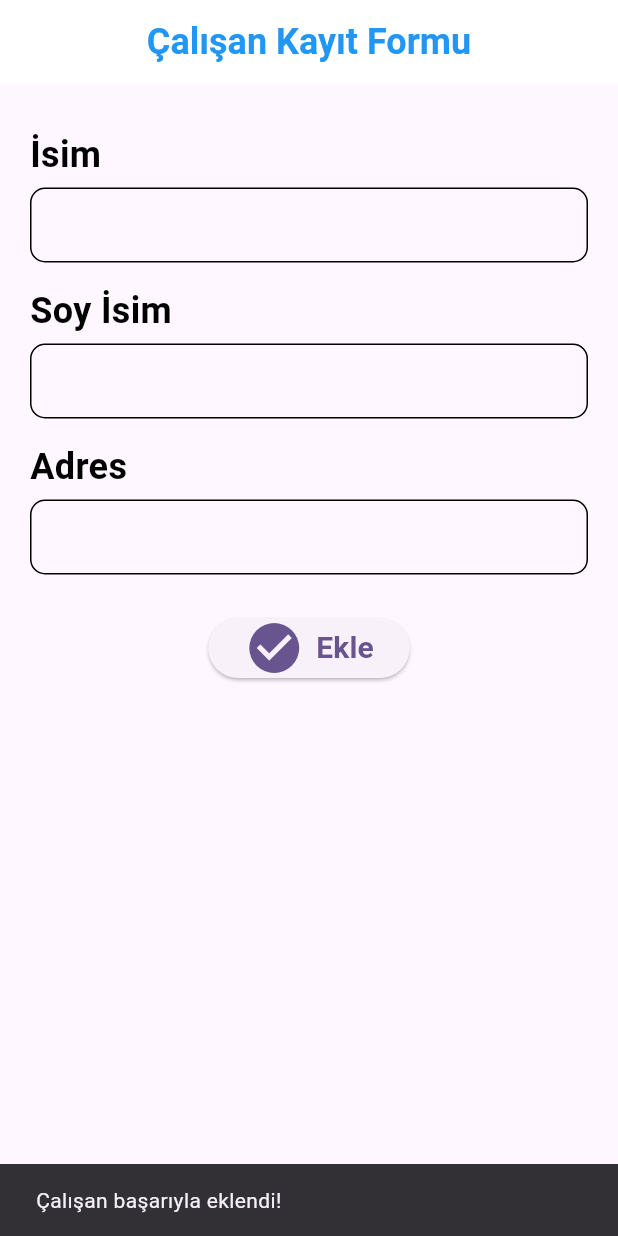
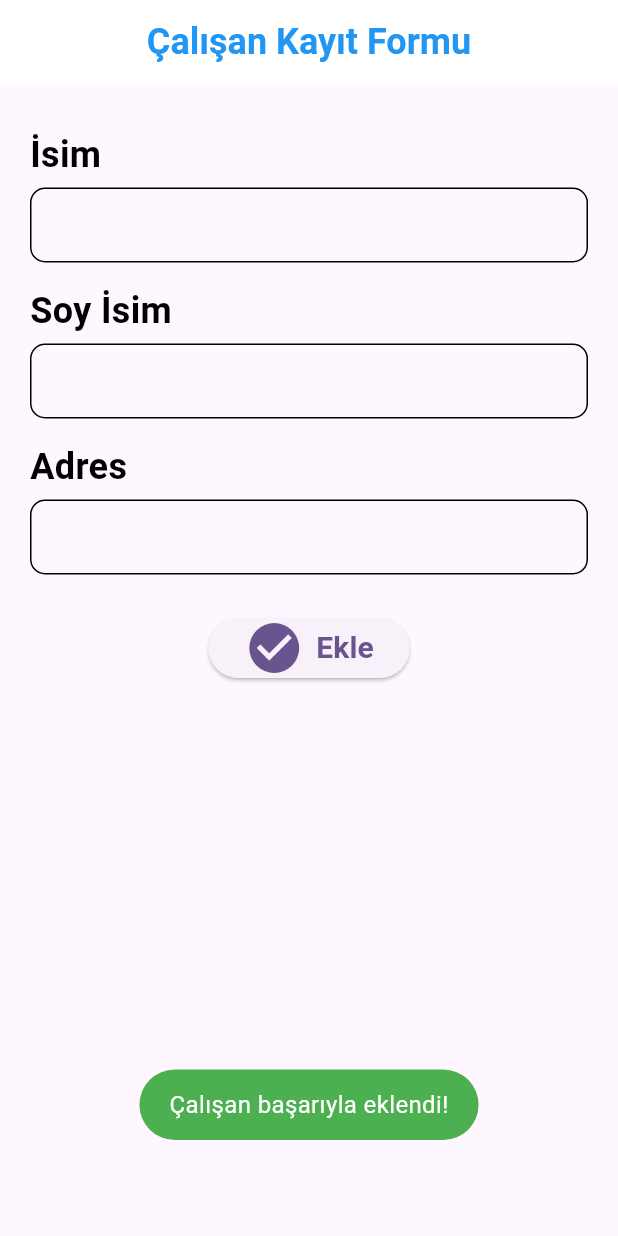
Before and after one commit to alicanyucel/FlutterFireBaseCrud, a Flutter app: the screen it shows after launch, after a tap on "Ekle", on a phone screen of 412 x 824 dp. Run offline on Flutter 3.47's test engine with Material 3 defaults, Android fonts, the phone set to English and light mode, and no system bars; our stand-ins replace fluttertoast, sqflite; accounts and stored records are empty.

Commit message:
toastr eklendi kod kalitesi ve görselli artıtrıldı.
toastr eklendi kod kalitesi ve görselli artıtrıldı.

```diff
--- a/FireBaseCrud/lib/employee/employee.dart
+++ b/FireBaseCrud/lib/employee/employee.dart
@@ -1,7 +1,7 @@
 import 'package:firebasecrud/services/database.dart';
 import 'package:flutter/foundation.dart';
 import 'package:flutter/material.dart';
-
+import 'package:fluttertoast/fluttertoast.dart';
 class Employee extends StatefulWidget {
   @override
   State<Employee> createState() => _EmployeeState();
@@ -112,8 +112,14 @@ class _EmployeeState extends State<Employee> {
                     await DatabaseHelper().insertEmployee(employee);
                     print("Veritabanına eklenen çalışan: ${employee.toMap()}");
 
-                    ScaffoldMessenger.of(context).showSnackBar(
-                      SnackBar(content: Text('Çalışan başarıyla eklendi!')),
+                    Fluttertoast.showToast(
+                      msg: "Çalışan başarıyla eklendi!",
+                      toastLength:  Toast.LENGTH_SHORT,
+                      gravity: ToastGravity.BOTTOM,
+                      timeInSecForIosWeb: 1,
+                      backgroundColor: Colors.green,
+                      textColor: Colors.white,
+                      fontSize: 16.0,
                     );
                   },
                   child: Row(
--- a/FireBaseCrud/pubspec.yaml
+++ b/FireBaseCrud/pubspec.yaml
@@ -5,7 +5,7 @@ publish_to: 'none' # Remove this line if you wish to publish to pub.dev
 version: 1.0.0+1
 
 environment:
-  sdk: ^3.7.2
+  sdk: ">=3.7.2 <4.0.0" # Güncel SDK sürüm aralığını belirtiyoruz.
 
 dependencies:
   flutter:
@@ -13,6 +13,7 @@ dependencies:
   cupertino_icons: ^1.0.8
   sqflite: ^2.0.0+3
   path_provider: ^2.0.11
+  fluttertoast: ^8.2.12
 
 dev_dependencies:
   flutter_test:
```
Also changed, not shown: FireBaseCrud/pubspec.lock.
